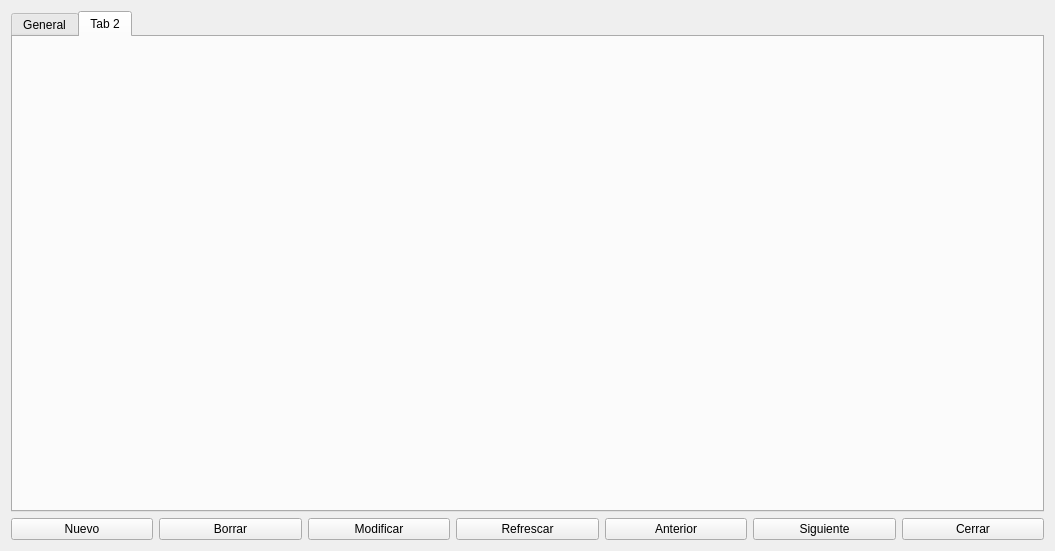
First picture: the form in clientes.ui, repository Ladis72/tienda, before the edit.
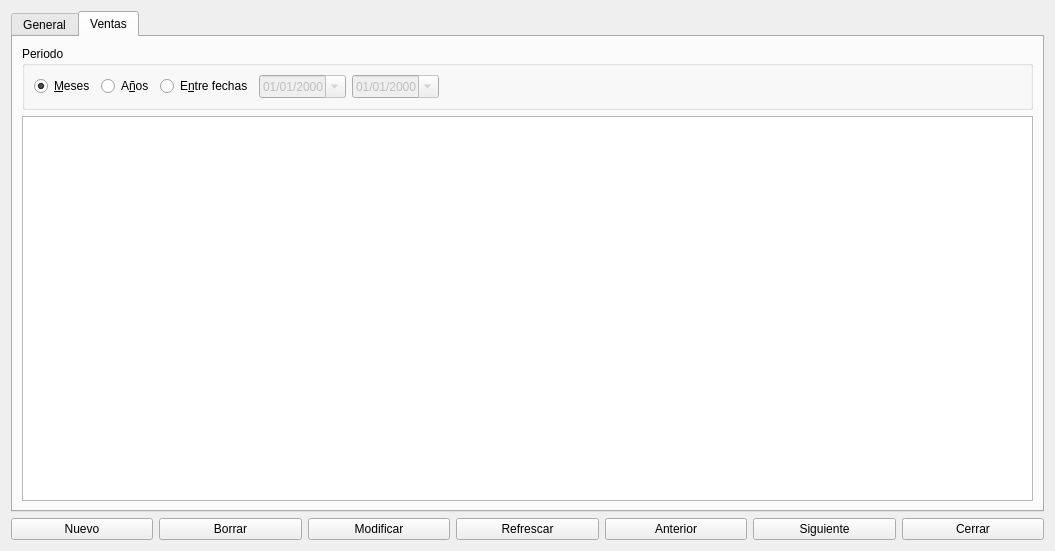
Second picture: the form after the edit. The open tabs and pages were chosen to show the change.

Commit message: Compras clientes

What changed in the file:
```diff
--- a/clientes.ui
+++ b/clientes.ui
@@ -286,8 +286,85 @@
      </widget>
      <widget class="QWidget" name="tab_4">
       <attribute name="title">
-       <string>Tab 2</string>
+       <string>Ventas</string>
       </attribute>
+      <layout class="QVBoxLayout" name="verticalLayout_2">
+       <item>
+        <widget class="QGroupBox" name="groupBox">
+         <property name="title">
+          <string>Periodo</string>
+         </property>
+         <layout class="QHBoxLayout" name="horizontalLayout_2">
+          <item>
+           <widget class="QRadioButton" name="radioButtonMeses">
+            <property name="text">
+             <string>&amp;Meses</string>
+            </property>
+            <property name="checked">
+             <bool>true</bool>
+            </property>
+           </widget>
+          </item>
+          <item>
+           <widget class="QRadioButton" name="radioButtonAnos">
+            <property name="text">
+             <string>A&amp;ños</string>
+            </property>
+           </widget>
+          </item>
+          <item>
+           <widget class="QRadioButton" name="radioButtonFechas">
+            <property name="text">
+             <string>E&amp;ntre fechas</string>
+            </property>
+           </widget>
+          </item>
+          <item>
+           <widget class="QDateEdit" name="dateEditDesde">
+            <property name="enabled">
+             <bool>false</bool>
+            </property>
+            <property name="displayFormat">
+             <string>dd/MM/yyyy</string>
+            </property>
+            <property name="calendarPopup">
+             <bool>true</bool>
+            </property>
+           </widget>
+          </item>
+          <item>
+           <widget class="QDateEdit" name="dateEditHasta">
+            <property name="enabled">
+             <bool>false</bool>
+            </property>
+            <property name="displayFormat">
+             <string>dd/MM/yyyy</string>
+            </property>
+            <property name="calendarPopup">
+             <bool>true</bool>
+            </property>
+           </widget>
+          </item>
+          <item>
+           <spacer name="horizontalSpacer">
+            <property name="orientation">
+             <enum>Qt::Horizontal</enum>
+            </property>
+            <property name="sizeHint" stdset="0">
+             <size>
+              <width>40</width>
+              <height>20</height>
+             </size>
+            </property>
+           </spacer>
+          </item>
+         </layout>
+        </widget>
+       </item>
+       <item>
+        <widget class="QTableView" name="tableView"/>
+       </item>
+      </layout>
      </widget>
     </widget>
    </item>
```
Left out of the diff: 38 changed lines with no effect on the pictures. The commit also changes 3 other files.
